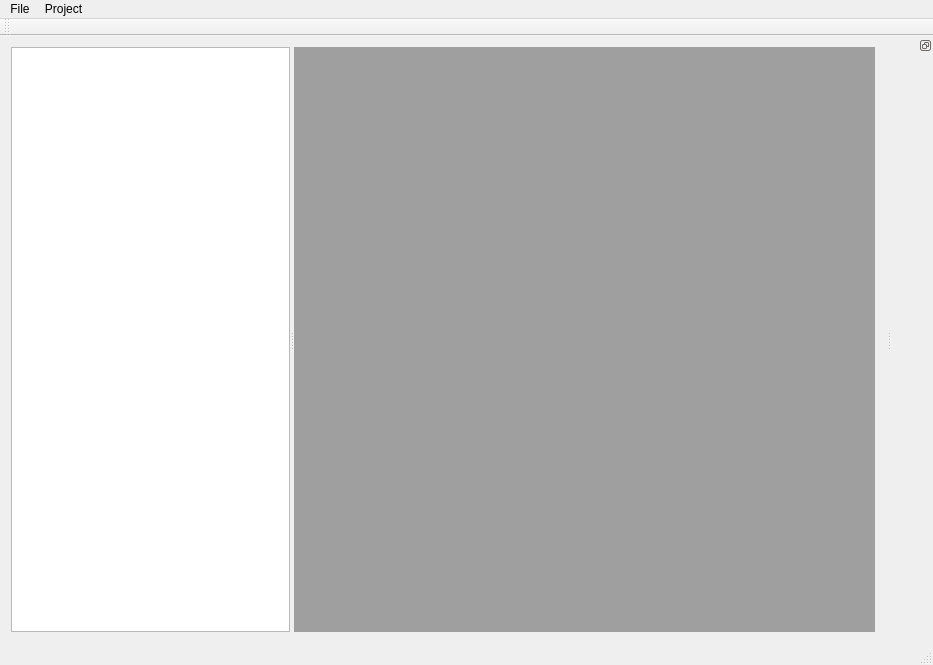
Qt form wmainwindow.ui (powerpaul17/qAPV) before a commit.
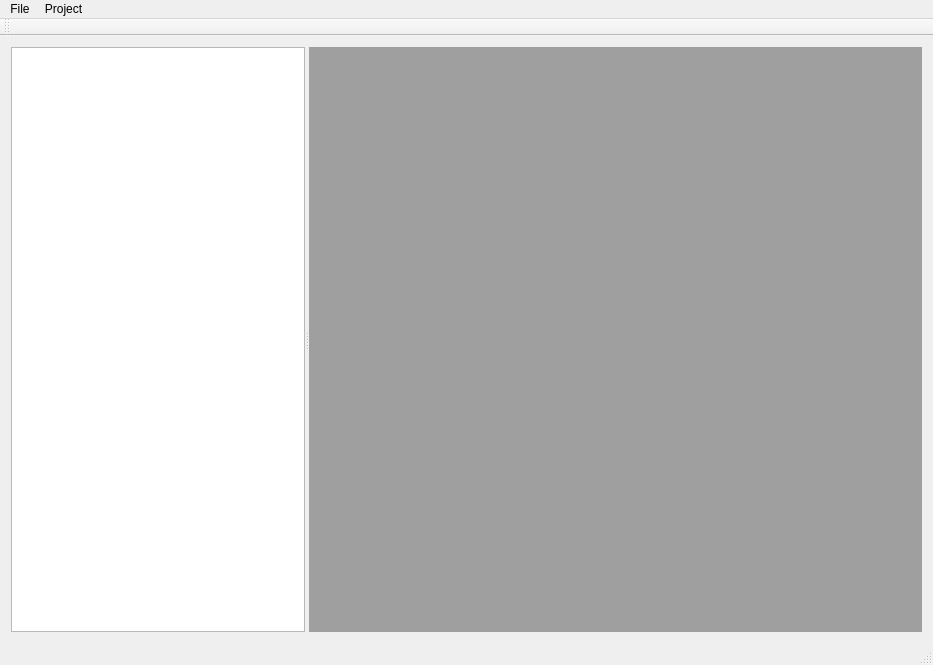
The same form after that commit. Custom widgets are drawn as their Qt base class.

Diff of the .ui file:
```diff
--- a/wmainwindow.ui
+++ b/wmainwindow.ui
@@ -96,15 +96,6 @@
    </attribute>
   </widget>
   <widget class="QStatusBar" name="statusBar"/>
-  <widget class="QDockWidget" name="dockWidget">
-   <property name="features">
-    <set>QDockWidget::DockWidgetFloatable</set>
-   </property>
-   <attribute name="dockWidgetArea">
-    <number>2</number>
-   </attribute>
-   <widget class="QWidget" name="dockWidgetContents"/>
-  </widget>
   <action name="actionNew_project">
    <property name="text">
     <string>New project</string>
```
